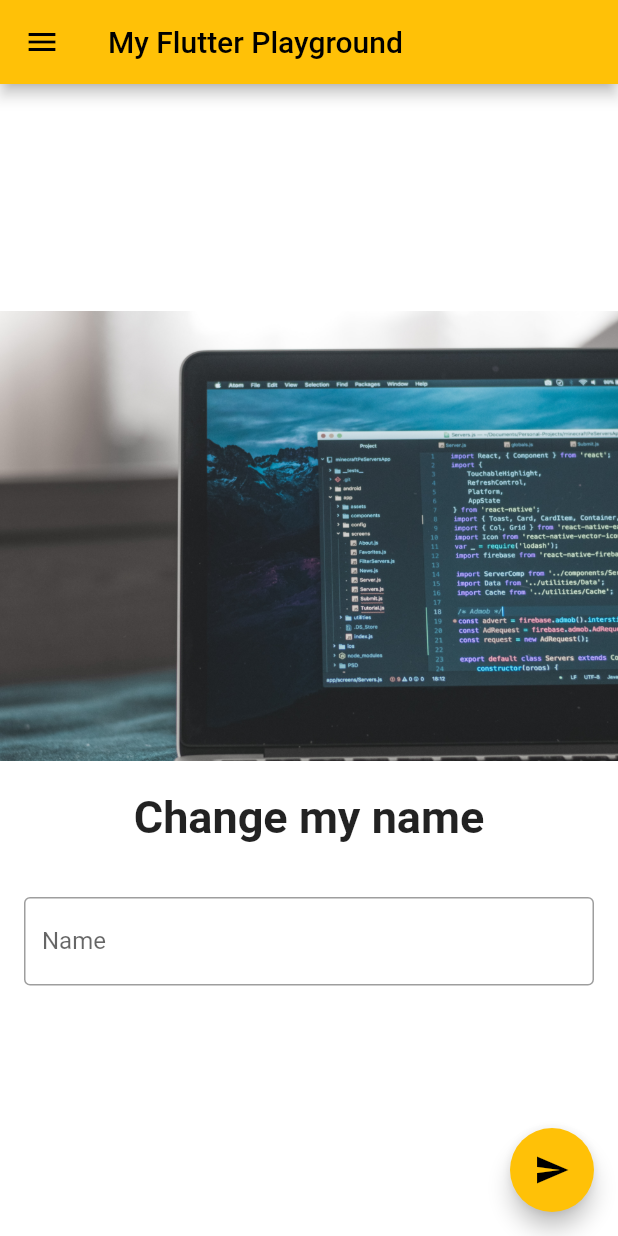
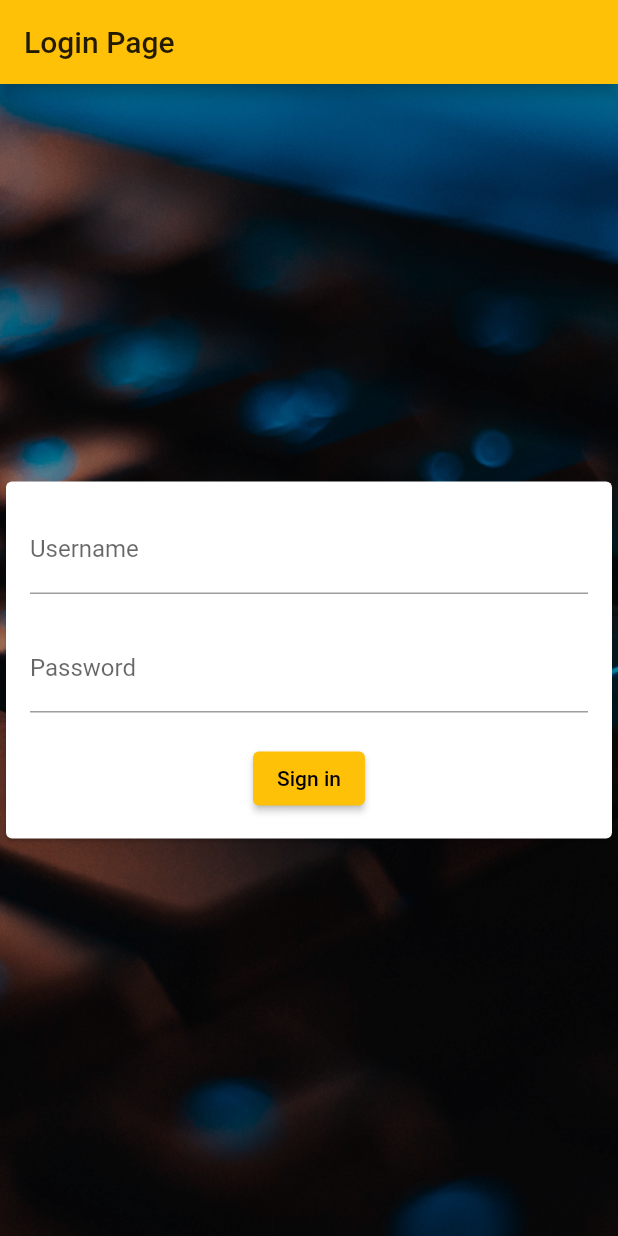
Before and after one commit to skaftisveins/This-is-Flutter, a Flutter app: the screen it shows after launch, on a phone screen of 412 x 824 dp. Run offline on Flutter 3.47's test engine with Material 2 defaults, Android fonts, the light colour scheme and no system bars.

Commit message:
Added http module. Added LoginScreen with Form, GlobalKey and formControllers. Added DataScreen with fetchData method. ListView to populate json data. Added routes, /login, /home. Refactor MyDrawer as comonent.

```diff
--- a/lib/main.dart
+++ b/lib/main.dart
@@ -11,10 +11,15 @@ class MyApp extends StatelessWidget {
   @override
   Widget build(BuildContext context) {
     return MaterialApp(
-        debugShowCheckedModeBanner: false,
-        theme: ThemeData(
-            primarySwatch: Colors.amber,
-            scaffoldBackgroundColor: Palette.scaffold),
-        home: HomeScreen());
+      debugShowCheckedModeBanner: false,
+      theme: ThemeData(
+          primarySwatch: Colors.amber,
+          scaffoldBackgroundColor: Palette.scaffold),
+      home: LoginScreen(),
+      routes: {
+        LoginScreen.routeName: (context) => LoginScreen(),
+        HomeScreen.routeName: (context) => HomeScreen(),
+      },
+    );
   }
 }
--- /dev/null
+++ b/lib/screens/login_screen.dart
@@ -0,0 +1,89 @@
+import 'package:flutter/material.dart';
+import 'package:this_is_flutter/config/palette.dart';
+
+import 'screens.dart';
+
+class LoginScreen extends StatefulWidget {
+  static const String routeName = "/login";
+  @override
+  _LoginScreenState createState() => _LoginScreenState();
+}
+
+class _LoginScreenState extends State<LoginScreen> {
+  final formKey = GlobalKey<FormState>();
+  final _usernameController = TextEditingController();
+  final _passwordController = TextEditingController();
+  @override
+  Widget build(BuildContext context) {
+    return Scaffold(
+        backgroundColor: Palette.scaffold,
+        appBar: AppBar(
+          title: Text("Login Page"),
+        ),
+        body: Stack(
+          fit: StackFit.expand,
+          children: [
+            Image.asset(
+              "assets/images/login_bg.jpg",
+              fit: BoxFit.cover,
+              color: Colors.black.withOpacity(0.4),
+              colorBlendMode: BlendMode.darken,
+            ),
+            Center(
+              child: SingleChildScrollView(
+                child: Form(
+                  key: formKey,
+                  child: Card(
+                    child: Padding(
+                      padding: const EdgeInsets.all(16.0),
+                      child: Column(
+                        children: [
+                          TextFormField(
+                            controller: _usernameController,
+                            keyboardType: TextInputType.emailAddress,
+                            validator: (s) {},
+                            decoration: InputDecoration(
+                                hintText: "Enter email", labelText: "Username"),
+                          ),
+                          SizedBox(
+                            height: 20,
+                          ),
+                          TextFormField(
+                            controller: _passwordController,
+                            keyboardType: TextInputType.text,
+                            validator: (s) {},
+                            obscureText: true,
+                            decoration: InputDecoration(
+                                hintText: "Enter password",
+                                labelText: "Password"),
+                          ),
+                          SizedBox(
+                            height: 20,
+                          ),
+                          ElevatedButton(
+                            style:
+                                ElevatedButton.styleFrom(primary: Colors.amber),
+                            onPressed: () {
+                              // formKey.currentState.validate();
+                              // Navigator.push(
+                              //   context,
+                              //   MaterialPageRoute(
+                              //     builder: (context) => HomeScreen(),
+                              //   ),
+                              // );
+                              Navigator.pushNamed(
+                                  context, HomeScreen.routeName);
+                            },
+                            child: Text("Sign in"),
+                          )
+                        ],
+                      ),
+                    ),
+                  ),
+                ),
+              ),
+            ),
+          ],
+        ));
+  }
+}
--- a/lib/screens/screens.dart
+++ b/lib/screens/screens.dart
@@ -1,2 +1,4 @@
 // Barrell file for all screens
 export 'home_screen.dart';
+export 'data_screen.dart';
+export 'login_screen.dart';
--- a/pubspec.yaml
+++ b/pubspec.yaml
@@ -18,16 +18,16 @@ publish_to: 'none' # Remove this line if you wish to publish to pub.dev
 version: 1.0.0+1
 
 environment:
-  sdk: ">=2.7.0 <3.0.0"
+  sdk: '>=2.7.0 <3.0.0'
 
 dependencies:
   flutter:
     sdk: flutter
 
-
   # The following adds the Cupertino Icons font to your application.
   # Use with the CupertinoIcons class for iOS style icons.
   cupertino_icons: ^1.0.2
+  http: ^0.13.1
 
 dev_dependencies:
   flutter_test:
@@ -38,7 +38,6 @@ dev_dependencies:
 
 # The following section is specific to Flutter.
 flutter:
-
   # The following line ensures that the Material Icons font is
   # included with your application, so that you can use the icons in
   # the material Icons class.
```
Also changed, not shown: lib/components/drawer.dart (added, +34 -0 lines), lib/screens/data_screen.dart (added, +68 -0 lines), lib/screens/home_screen.dart (+36 -28 lines), assets/images/login_bg.jpg (added), pubspec.lock.
